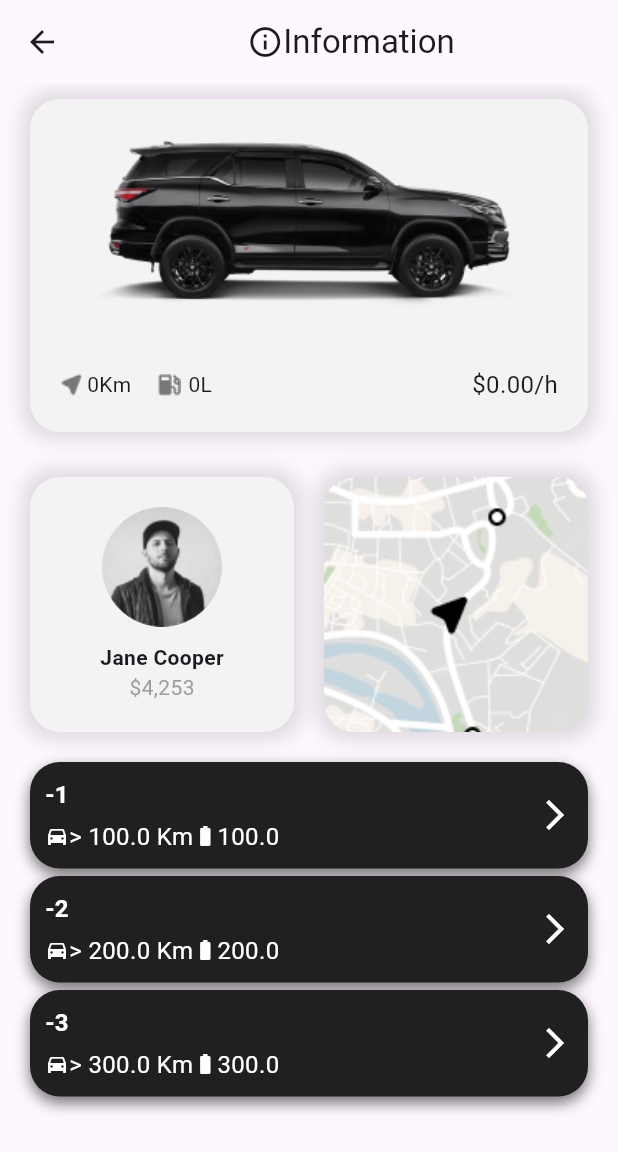
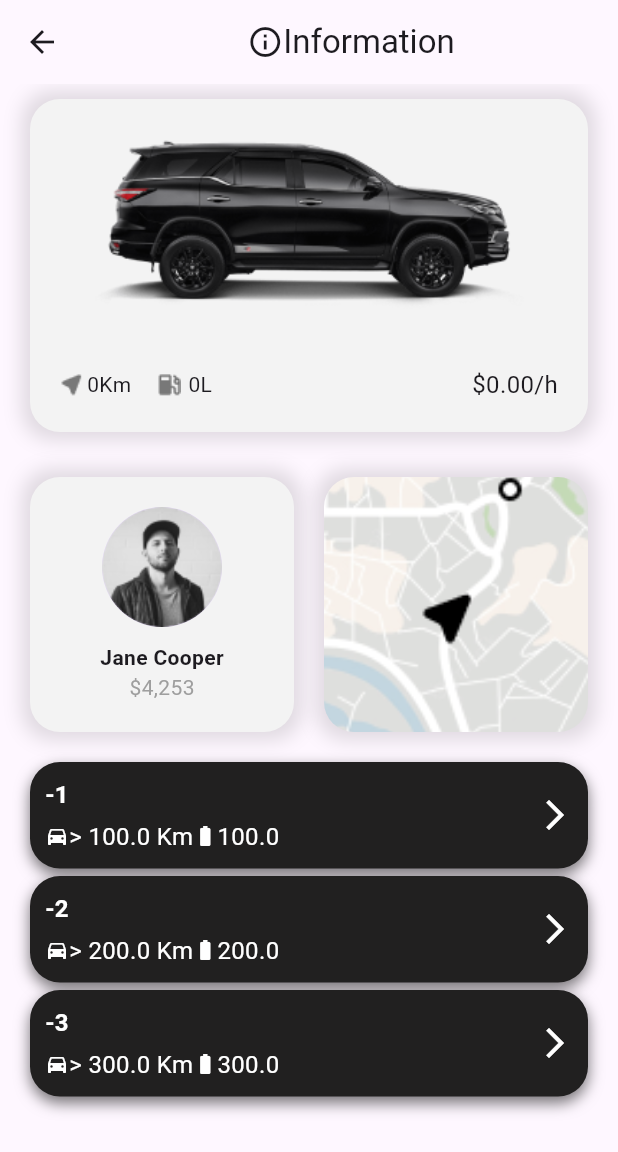
Before and after one commit to XGhostieX/car_rental_app, a Flutter app: the DetailsView screen opened directly with empty values, on a phone screen of 412 x 824 dp. Shown: the top 1152 px of the screen. Run offline on Flutter 3.47's test engine with Material 3 defaults, Android fonts, the phone set to English and light mode, and no system bars; our stand-ins replace firebase_core, flutter_map, latlong2; accounts and stored records are empty.

Commit message:
add animation to map

```diff
--- a/lib/features/details/presentation/views/widgets/profile_map.dart
+++ b/lib/features/details/presentation/views/widgets/profile_map.dart
@@ -3,9 +3,36 @@ import 'package:flutter/material.dart';
 
 import '../../../../../core/models/car.dart';
 
-class ProfileMap extends StatelessWidget {
+class ProfileMap extends StatefulWidget {
   final Car car;
   const ProfileMap({super.key, required this.car});
+
+  @override
+  State<ProfileMap> createState() => _ProfileMapState();
+}
+
+class _ProfileMapState extends State<ProfileMap>
+    with SingleTickerProviderStateMixin {
+  late AnimationController _controller;
+  late Animation<double> _animation;
+
+  @override
+  void initState() {
+    _controller = AnimationController(
+      duration: const Duration(seconds: 3),
+      vsync: this,
+    );
+    _animation = Tween<double>(begin: 1.0, end: 1.5).animate(_controller)
+      ..addListener(() => setState(() {}));
+    _controller.forward();
+    super.initState();
+  }
+
+  @override
+  void dispose() {
+    _controller.dispose();
+    super.dispose();
+  }
 
   @override
   Widget build(BuildContext context) {
@@ -42,20 +69,24 @@ class ProfileMap extends StatelessWidget {
           Expanded(
             child: InkWell(
               onTap: () => Navigator.of(context).push(MaterialPageRoute(
-                builder: (context) => MapView(car: car),
+                builder: (context) => MapView(car: widget.car),
               )),
               child: Container(
                 height: 170,
                 decoration: BoxDecoration(
-                  image: const DecorationImage(
-                    image: AssetImage('assets/maps.png'),
-                    fit: BoxFit.cover,
-                  ),
                   borderRadius: BorderRadius.circular(20),
                   boxShadow: const [
                     BoxShadow(
                         color: Colors.black12, spreadRadius: 5, blurRadius: 10),
                   ],
+                ),
+                child: ClipRRect(
+                  borderRadius: BorderRadiusGeometry.circular(20),
+                  child: Transform.scale(
+                    scale: _animation.value,
+                    alignment: Alignment.center,
+                    child: Image.asset('assets/maps.png', fit: BoxFit.cover),
+                  ),
                 ),
               ),
             ),
--- a/lib/features/map/presentation/views/map_view.dart
+++ b/lib/features/map/presentation/views/map_view.dart
@@ -15,7 +15,7 @@ class MapView extends StatelessWidget {
         backgroundColor: Colors.transparent,
         leading: IconButton(
           onPressed: () => Navigator.of(context).pop(),
-          icon: const Icon(Icons.arrow_back),
+          icon: const Icon(Icons.arrow_back_ios_new_rounded),
         ),
       ),
       body: MapViewBody(car: car),
```
